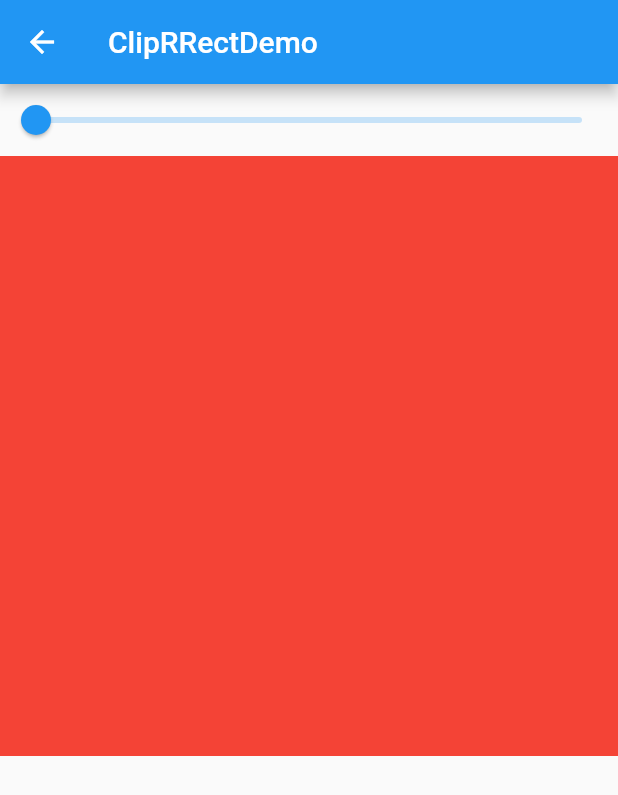
After one commit to yohom/flutter_basic, a Flutter app: the screen it shows after launch, after a tap on "ClipRRect", on a phone screen of 412 x 824 dp. The commit adds this screen. Shown: the top 795 px of the screen. Run offline on Flutter 3.47's test engine with Material 2 defaults, Android fonts, the phone set to English and light mode, and no system bars.

Commit message:
ClipRRect Demo完成

```diff
--- a/lib/main.dart
+++ b/lib/main.dart
@@ -1,4 +1,5 @@
 import 'package:basic/painting_nodes/clip_rect_demo.dart';
+import 'package:basic/painting_nodes/clip_rrect_demo.dart';
 import 'package:basic/painting_nodes/opacity_demo.dart';
 import 'package:basic/router.dart';
 import 'package:flutter/material.dart';
@@ -31,6 +32,8 @@ class HomePage extends StatelessWidget {
             Entry(title: 'Opacity', route: OpacityDemo()),
             SPACE_SMALL,
             Entry(title: 'ClipRect', route: ClipRectDemo()),
+            SPACE_SMALL,
+            Entry(title: 'ClipRRect', route: ClipRRectDemo()),
           ],
         ),
       ),
--- /dev/null
+++ b/lib/painting_nodes/clip_rrect_demo.dart
@@ -0,0 +1,34 @@
+import 'package:flutter/material.dart';
+
+class ClipRRectDemo extends StatefulWidget {
+  @override
+  _ClipRRectDemoState createState() {
+    return _ClipRRectDemoState();
+  }
+}
+
+class _ClipRRectDemoState extends State<ClipRRectDemo> {
+  double _cornerRadius = 0.0;
+
+  @override
+  Widget build(BuildContext context) {
+    return Scaffold(
+      appBar: AppBar(title: Text('ClipRRectDemo')),
+      body: Column(
+        children: <Widget>[
+          Slider(
+            value: _cornerRadius,
+            onChanged: (value) => setState(() => _cornerRadius = value),
+          ),
+          ClipRRect(
+            borderRadius: BorderRadius.circular(_cornerRadius * 180),
+            child: Container(
+              height: 400.0,
+              color: Colors.red,
+            ),
+          ),
+        ],
+      ),
+    );
+  }
+}
```
